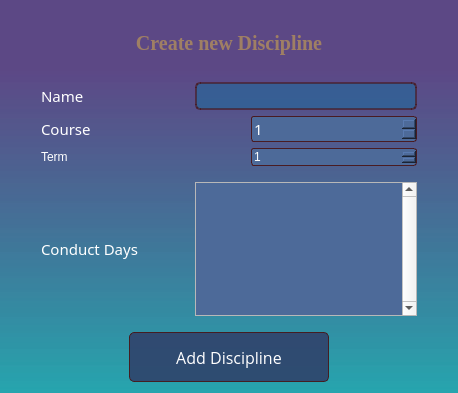
marko-yaciv/2c_coursework, file newdiscipline.ui: the form before one commit.
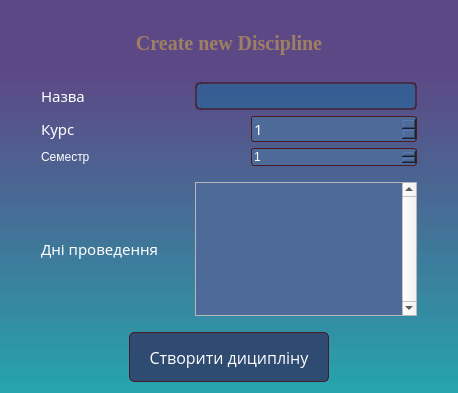
The form after the commit.

```diff
--- a/newdiscipline.ui
+++ b/newdiscipline.ui
@@ -86,7 +86,7 @@
 }</string>
          </property>
          <property name="text">
-          <string>Name</string>
+          <string>Назва</string>
          </property>
         </widget>
        </item>
@@ -143,7 +143,7 @@
 }</string>
          </property>
          <property name="text">
-          <string>Course</string>
+          <string>Курс</string>
          </property>
         </widget>
        </item>
@@ -200,7 +200,7 @@
 }</string>
          </property>
          <property name="text">
-          <string>Term</string>
+          <string>Семестр</string>
          </property>
         </widget>
        </item>
@@ -251,7 +251,7 @@
 }</string>
          </property>
          <property name="text">
-          <string>Conduct Days</string>
+          <string>Дні проведення</string>
          </property>
         </widget>
        </item>
@@ -348,7 +348,7 @@
 }</string>
        </property>
        <property name="text">
-        <string>Add Discipline</string>
+        <string>Створити диципліну</string>
        </property>
       </widget>
      </item>
```
